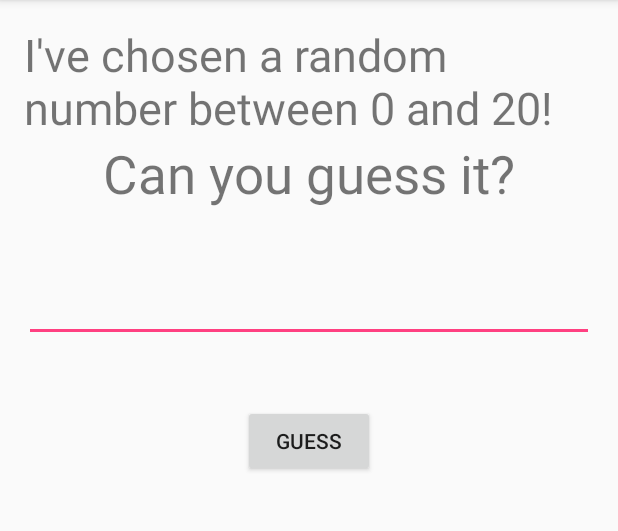
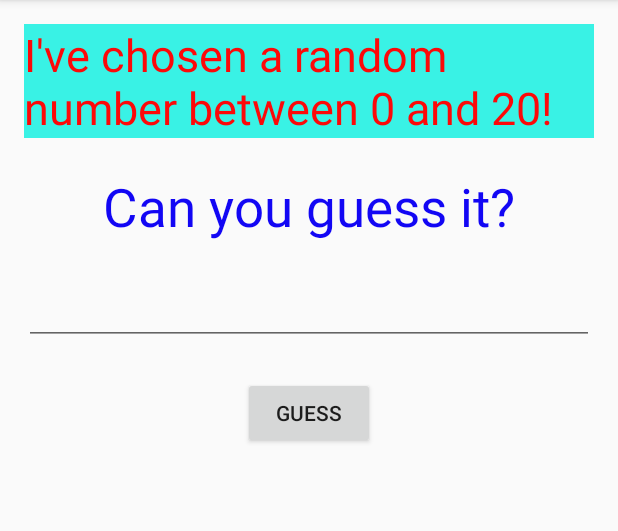
Before and after one commit to Swagmastershi/Higher-Or-Lower, an Android app: the screen it shows after launch (MainActivity), on a phone screen of 412 x 824 dp, the part 84-615 px from its top. Run offline under Robolectric (Android 15) with nearby library versions, the phone set to English and light mode, and no system bars.

Commit message:
Modify layout of home screen

```diff
--- a/app/src/main/java/com/simonwebtech/higherorlower/MainActivity.java
+++ b/app/src/main/java/com/simonwebtech/higherorlower/MainActivity.java
@@ -55,7 +55,8 @@ public class MainActivity extends AppCompatActivity {
             if(isEmpty == false) {
                 Toast.makeText(getApplicationContext(), message, Toast.LENGTH_LONG).show();
             }
-
+            //If number was empty, the exception message would print but also
+            //the "message" string would also print with a blank message
         }
 
     }
--- a/app/src/main/res/layout/activity_main.xml
+++ b/app/src/main/res/layout/activity_main.xml
@@ -14,18 +14,23 @@
         android:layout_height="wrap_content"
         android:text="I&apos;ve chosen a random number between 0 and 20!"
         android:layout_alignParentTop="true"
+        android:id="@+id/infoText"
+        android:textSize="30sp"
         android:layout_centerHorizontal="true"
-        android:id="@+id/infoText"
-        android:textSize="30sp" />
+        android:background="#39f2e5"
+        android:focusableInTouchMode="true"
+        android:textColor="#fc0909" />
 
     <TextView
         android:layout_width="wrap_content"
         android:layout_height="wrap_content"
         android:text="Can you guess it?"
         android:id="@+id/questionText"
+        android:textSize="35sp"
+        android:textColor="#1206f4"
         android:layout_below="@+id/infoText"
         android:layout_centerHorizontal="true"
-        android:textSize="35sp" />
+        android:layout_marginTop="22dp" />
 
     <EditText
         android:layout_width="match_parent"
@@ -33,17 +38,18 @@
         android:inputType="number"
         android:ems="10"
         android:id="@+id/guessedNumber"
+        android:layout_marginTop="23dp"
         android:layout_below="@+id/questionText"
-        android:layout_centerHorizontal="true"
-        android:layout_marginTop="43dp" />
+        android:layout_alignParentRight="true"
+        android:layout_alignParentEnd="true" />
 
     <Button
         android:layout_width="wrap_content"
         android:layout_height="wrap_content"
         android:text="Guess"
         android:id="@+id/button"
+        android:layout_marginTop="21dp"
+        android:onClick="checkGuess"
         android:layout_below="@+id/guessedNumber"
-        android:layout_centerHorizontal="true"
-        android:layout_marginTop="42dp"
-        android:onClick="checkGuess" />
+        android:layout_centerHorizontal="true" />
 </RelativeLayout>
```
